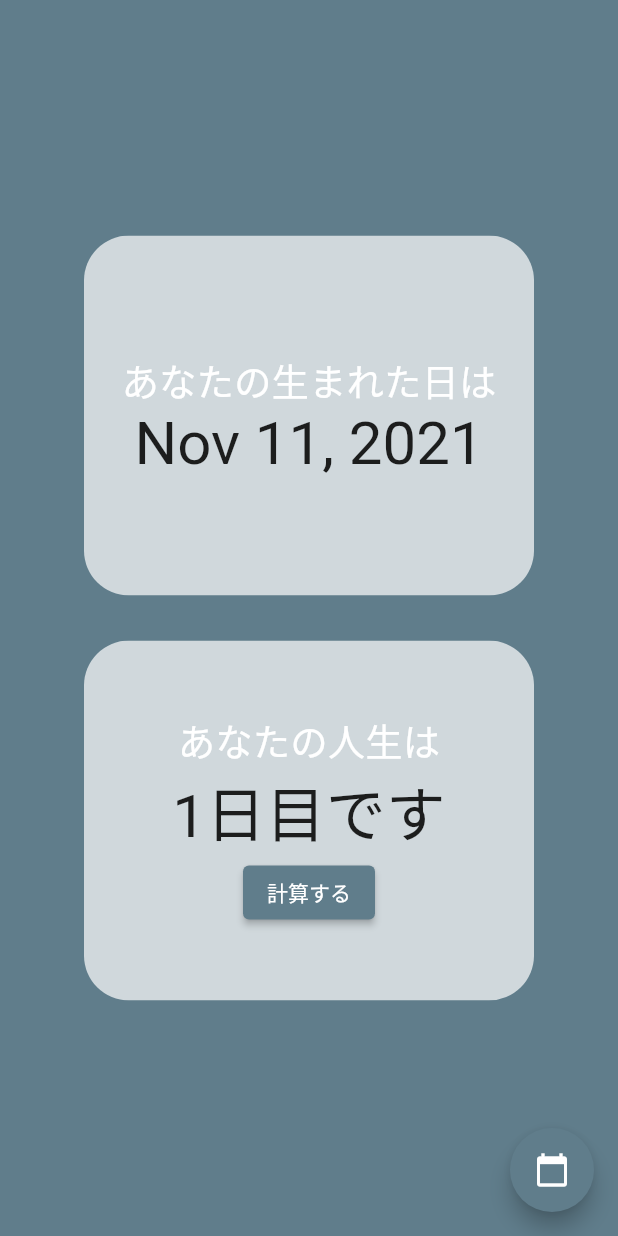
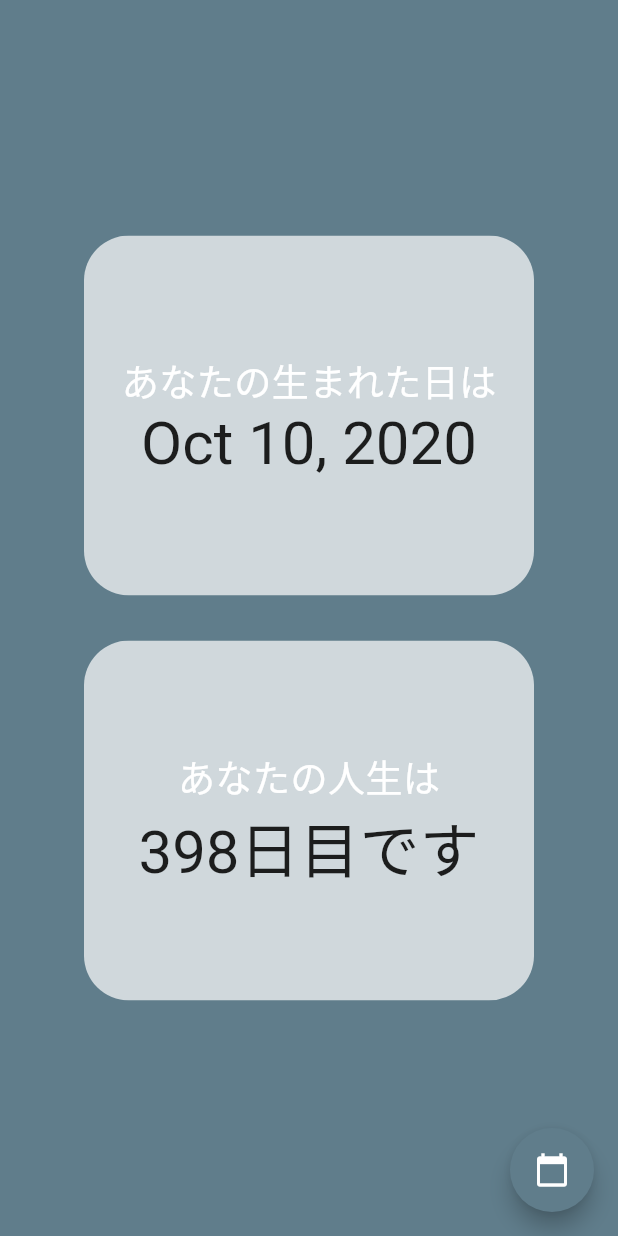
Before and after one commit to koki1126/i_have_lived, a Flutter app: the screen it shows after launch, on a phone screen of 412 x 824 dp. Run offline on Flutter 3.47's test engine with Material 2 defaults, Android fonts, the phone set to English and light mode, and no system bars; our stand-ins replace flutter_spinkit, shared_preferences.

Commit message:
起動時にliveddaysの計算をするようにした

```diff
--- a/lib/main_page.dart
+++ b/lib/main_page.dart
@@ -13,8 +13,7 @@ class MainPage extends StatefulWidget {
 
 class _MainPageState extends State<MainPage> {
   DateTime displayDate = DateTime.now();
-  int livedDays = 0;
-
+  dynamic livedDays = 0;
   //日付を取得する FABを押したら出る
   getselectedDate(BuildContext context) async {
     // Intl.defaultLocale = 'ja_JP';
@@ -35,9 +34,6 @@ class _MainPageState extends State<MainPage> {
           int day = displayDate.day;
           saveData(year, month, day);
           calcLivedDays(pickedDate);
-
-          // int lived = calculateLivedDays(pickedDate);
-          // livedDays = lived;
         },
       );
     }
@@ -47,6 +43,8 @@ class _MainPageState extends State<MainPage> {
   calcLivedDays(DateTime n) {
     print('取得したlivedDays = $n');
     livedDays = DateTime.now().difference(n).inDays + 1;
+    print('livedDays = $livedDays');
+    livedDays = livedDays.toString();
   }
 
   //日付を保存する
@@ -61,11 +59,11 @@ class _MainPageState extends State<MainPage> {
   }
 
   //日付を読み込む
-  loadDisplayDate() async {
+  Future<DateTime> loadDisplayDate() async {
     SharedPreferences prefs = await SharedPreferences.getInstance();
-    int year = prefs.getInt('BIRTH_YEAR') ?? 1996;
-    int month = prefs.getInt('BIRTH_MONTH') ?? 1;
-    int day = prefs.getInt('BIRTH_DAY') ?? 23;
+    int year = prefs.getInt('BIRTH_YEAR') ?? 2020;
+    int month = prefs.getInt('BIRTH_MONTH') ?? 10;
+    int day = prefs.getInt('BIRTH_DAY') ?? 10;
     print('$year in loadDisplayDate');
     print('$month in loadDisplayDate');
     print('$day in loadDisplayDate');
@@ -78,14 +76,17 @@ class _MainPageState extends State<MainPage> {
   @override
   void initState() {
     super.initState();
+    print('hello world');
     loadDisplayDate();
-    setState(() {
     calcLivedDays(displayDate);
-    });
+    // calcLivedDays(displayDate);
   }
 
   @override
   Widget build(BuildContext context) {
+    return FutureBuilder(
+      future: calcLivedDays(displayDate),
+      builder: (BuildContext context, AsyncSnapshot snapshot) {
         return Scaffold(
           backgroundColor: Colors.blueGrey,
           floatingActionButton: FloatingActionButton(
@@ -132,6 +133,7 @@ class _MainPageState extends State<MainPage> {
                     child: Column(
                       mainAxisAlignment: MainAxisAlignment.center,
                       children: [
+                        //デバッグ用
                         const Text(
                           'あなたの人生は',
                           style: kTextDecoration,
@@ -140,30 +142,16 @@ class _MainPageState extends State<MainPage> {
                           '$livedDays日目です',
                           style: kNumberDecoration,
                         ),
-                    ElevatedButton(
-                      style: ElevatedButton.styleFrom(
-                        primary: Colors.blueGrey,
-                        onPrimary: Colors.white,
-                      ),
-                      onPressed: () {
-                        // setState(() {});
-                        setState(
-                          () {
-                            calcLivedDays(displayDate);
-                          },
-                        );
-                      },
-                      child: const Text('計算する'),
-                    ),
                       ],
                     ),
                   ),
                 ),
-
                 // Text()
               ],
             ),
           ),
         );
+      },
+    );
   }
 }
```
Lines whose indentation alone changed are shown as unchanged.
